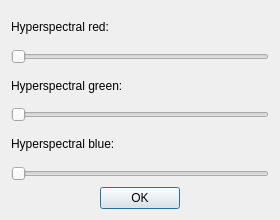
Old version of the form src/tools/viewer/ui/LVRSpectralSettings.ui in the repository uos/lvr2.
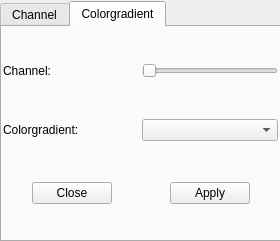
New version of the form.

Commit message: add tabs for spectralsettings

```diff
--- a/src/tools/viewer/ui/LVRSpectralSettings.ui
+++ b/src/tools/viewer/ui/LVRSpectralSettings.ui
@@ -10,14 +10,34 @@
     <x>0</x>
     <y>0</y>
     <width>280</width>
-    <height>220</height>
+    <height>241</height>
    </rect>
   </property>
   <property name="windowTitle">
    <string>SpectralDialog</string>
   </property>
-  <layout class="QGridLayout" name="gridLayout_2">
-   <item row="0" column="0">
+  <property name="locale">
+   <locale language="English" country="UnitedStates"/>
+  </property>
+  <widget class="QTabWidget" name="tabWidget">
+   <property name="geometry">
+    <rect>
+     <x>0</x>
+     <y>1</y>
+     <width>281</width>
+     <height>241</height>
+    </rect>
+   </property>
+   <property name="locale">
+    <locale language="English" country="UnitedStates"/>
+   </property>
+   <property name="currentIndex">
+    <number>1</number>
+   </property>
+   <widget class="QWidget" name="Page1">
+    <attribute name="title">
+     <string>Channel</string>
+    </attribute>
     <layout class="QGridLayout" name="gridLayout">
      <property name="horizontalSpacing">
       <number>2</number>
@@ -62,19 +82,6 @@
        </property>
       </widget>
      </item>
-     <item row="8" column="0">
-      <widget class="QDialogButtonBox" name="buttonBox">
-       <property name="orientation">
-        <enum>Qt::Horizontal</enum>
-       </property>
-       <property name="standardButtons">
-        <set>QDialogButtonBox::Ok</set>
-       </property>
-       <property name="centerButtons">
-        <bool>true</bool>
-       </property>
-      </widget>
-     </item>
      <item row="3" column="0">
       <widget class="QSlider" name="horizontalSlider_Hyperspectral_green">
        <property name="maximum">
@@ -92,9 +99,126 @@
        </property>
       </widget>
      </item>
+     <item row="9" column="0">
+      <layout class="QHBoxLayout" name="horizontalLayout_2">
+       <item>
+        <widget class="QDialogButtonBox" name="buttonBox_4">
+         <property name="orientation">
+          <enum>Qt::Horizontal</enum>
+         </property>
+         <property name="standardButtons">
+          <set>QDialogButtonBox::Close</set>
+         </property>
+         <property name="centerButtons">
+          <bool>true</bool>
+         </property>
+        </widget>
+       </item>
+       <item>
+        <widget class="QDialogButtonBox" name="buttonBox">
+         <property name="orientation">
+          <enum>Qt::Horizontal</enum>
+         </property>
+         <property name="standardButtons">
+          <set>QDialogButtonBox::Apply</set>
+         </property>
+         <property name="centerButtons">
+          <bool>true</bool>
+         </property>
+        </widget>
+       </item>
+      </layout>
+     </item>
     </layout>
-   </item>
-  </layout>
+   </widget>
+   <widget class="QWidget" name="tab_5">
+    <attribute name="title">
+     <string>Colorgradient</string>
+    </attribute>
+    <layout class="QGridLayout" name="gridLayout_4">
+     <property name="leftMargin">
+      <number>1</number>
+     </property>
+     <property name="topMargin">
+      <number>1</number>
+     </property>
+     <property name="rightMargin">
+      <number>1</number>
+     </property>
+     <property name="bottomMargin">
+      <number>1</number>
+     </property>
+     <property name="horizontalSpacing">
+      <number>2</number>
+     </property>
+     <item row="5" column="1">
+      <widget class="QDialogButtonBox" name="buttonBox_3">
+       <property name="sizeIncrement">
+        <size>
+         <width>5</width>
+         <height>0</height>
+        </size>
+       </property>
+       <property name="contextMenuPolicy">
+        <enum>Qt::NoContextMenu</enum>
+       </property>
+       <property name="locale">
+        <locale language="English" country="UnitedStates"/>
+       </property>
+       <property name="orientation">
+        <enum>Qt::Horizontal</enum>
+       </property>
+       <property name="standardButtons">
+        <set>QDialogButtonBox::Apply</set>
+       </property>
+       <property name="centerButtons">
+        <bool>true</bool>
+       </property>
+      </widget>
+     </item>
+     <item row="3" column="0">
+      <widget class="QLabel" name="label_4">
+       <property name="text">
+        <string>Colorgradient:</string>
+       </property>
+      </widget>
+     </item>
+     <item row="1" column="1">
+      <widget class="QSlider" name="horizontalSlider">
+       <property name="orientation">
+        <enum>Qt::Horizontal</enum>
+       </property>
+      </widget>
+     </item>
+     <item row="3" column="1">
+      <widget class="QComboBox" name="comboBox"/>
+     </item>
+     <item row="1" column="0">
+      <widget class="QLabel" name="label_5">
+       <property name="text">
+        <string>Channel:</string>
+       </property>
+      </widget>
+     </item>
+     <item row="5" column="0">
+      <widget class="QDialogButtonBox" name="buttonBox_2">
+       <property name="enabled">
+        <bool>true</bool>
+       </property>
+       <property name="orientation">
+        <enum>Qt::Horizontal</enum>
+       </property>
+       <property name="standardButtons">
+        <set>QDialogButtonBox::Close</set>
+       </property>
+       <property name="centerButtons">
+        <bool>true</bool>
+       </property>
+      </widget>
+     </item>
+    </layout>
+   </widget>
+  </widget>
  </widget>
  <resources/>
  <connections>
```
Left out of the diff: 35 changed lines with no effect on the pictures.
